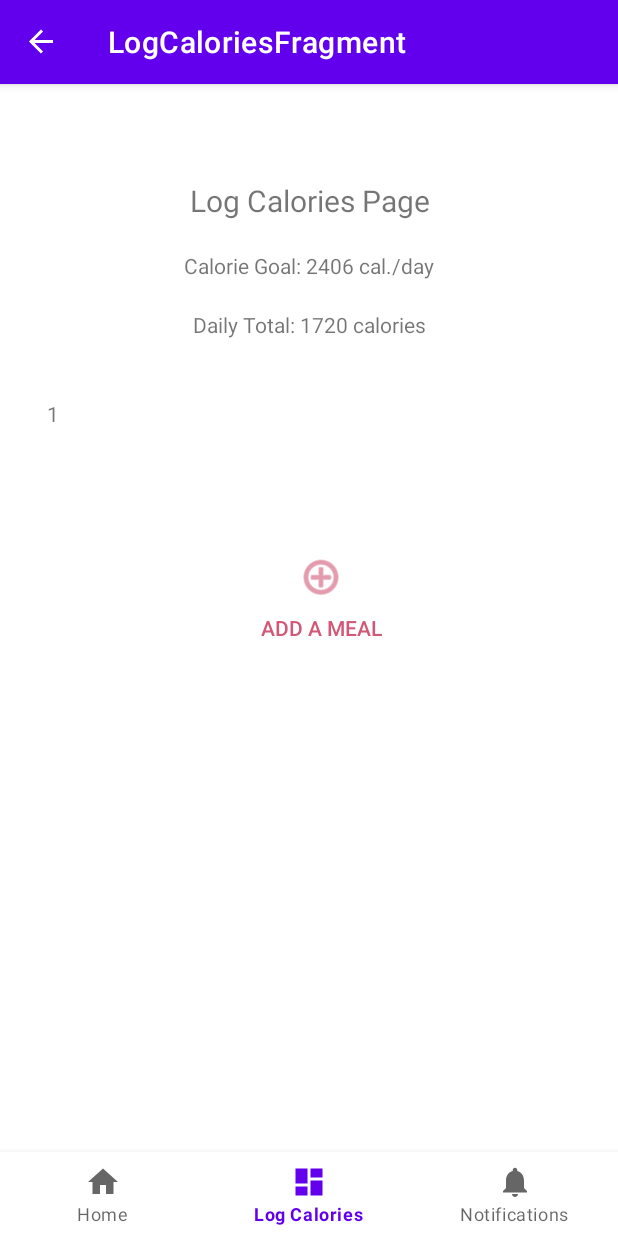
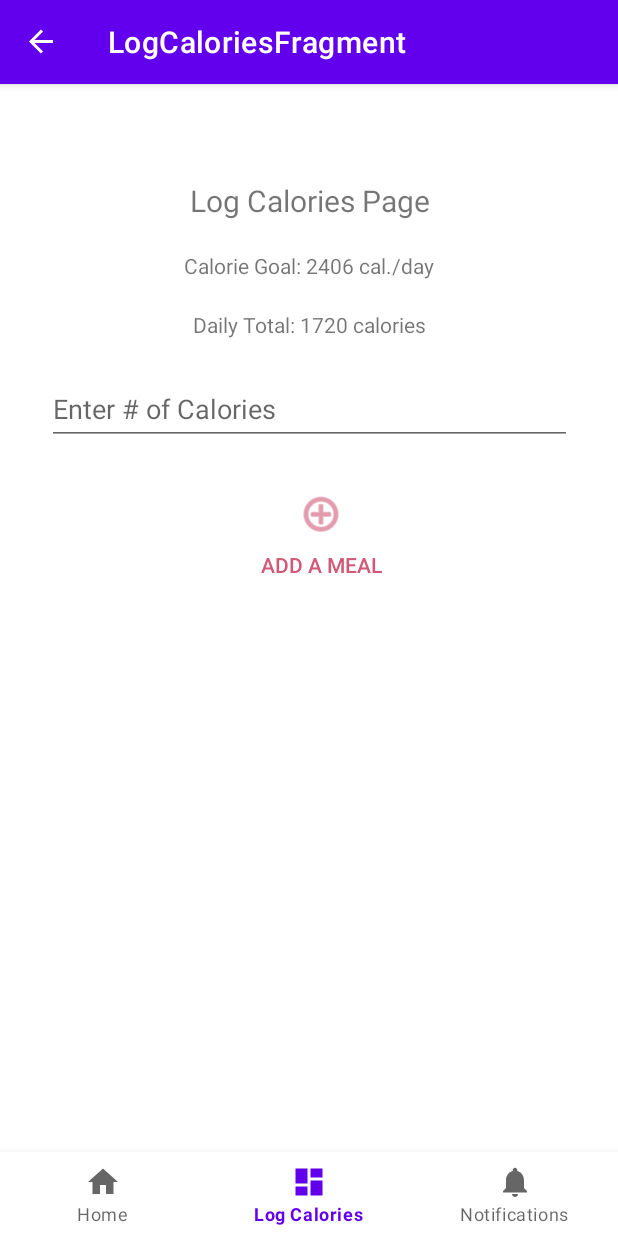
Before and after one commit to cs184-project-group-05/calorie_counter, an Android app: the LogCaloriesFragment screen opened through its navigation route, on a phone screen of 412 x 824 dp. Run offline under Robolectric (Android 15) with nearby library versions, the phone set to English and light mode, and no system bars; our stand-ins replace navigation-ui.

Commit message:
mk - can add meal inputs dynamically
- coudln't get material input styling to work for some reason
- still accepts text input, (need to restrict to numbers only)
- doesn't save total # calories anywhere

```diff
--- a/CalorieCounter/app/src/main/java/edu/ucsb/cs/cs184/caloriecounter/ui/logcalories/LogCalories.kt
+++ b/CalorieCounter/app/src/main/java/edu/ucsb/cs/cs184/caloriecounter/ui/logcalories/LogCalories.kt
@@ -1,14 +1,14 @@
 package edu.ucsb.cs.cs184.caloriecounter.ui.logcalories
 
-import android.app.ActionBar
 import android.os.Bundle
 import android.view.LayoutInflater
 import android.view.View
 import android.view.ViewGroup
-import android.widget.LinearLayout
 import android.widget.TextView
 import androidx.fragment.app.Fragment
 import androidx.lifecycle.ViewModelProvider
+import com.google.android.material.textfield.TextInputEditText
+import com.google.android.material.textfield.TextInputLayout
 import edu.ucsb.cs.cs184.caloriecounter.databinding.LogCaloriesFragmentBinding
 
 class LogCaloriesFragment : Fragment() {
@@ -27,46 +27,27 @@ class LogCaloriesFragment : Fragment() {
         homeViewModel.text.observe(viewLifecycleOwner) {
             textView.text = it
         }
-
-        /* adding meal buttons:
-            view models stores number of buttons
-            add meal input click -> increases number
-            numMealInputs -> liveView calls createMealInputs on change
-            createMealInputs -> creates text inputs and adds to container
-         */
-
+        val numMealInputsInt: Int? = homeViewModel.numMealInputs.value
+        for (i in 1..numMealInputsInt!!) {
+            addNewMealInput()
+        }
         val addMealButton = binding.button
         addMealButton.setOnClickListener{  // increases number of meal inputs by 1
             homeViewModel.addMealInput()
+            addNewMealInput()
         }
+        return root
+    }
 
-        homeViewModel.numMealInputs.observe(viewLifecycleOwner) {
-            // when numMealInputs changes, draw list of inputs
-            // dynamically create text inputs and add to mealButtonsContainer
-
-            val testView: TextView = binding.testNumber
-            testView.text = it.toString()
-
-
-            val mealInputsContainer = binding.linearLayout
-//            val mealInputs = mutableListOf<com.google.android.material.textfield.TextInputLayout>()
-            val numMealInputsInt: Int = it
-            for (i in 1..numMealInputsInt) {
-                val newInput = com.google.android.material.textfield.TextInputLayout(requireActivity())
-                newInput.hint = "Enter # of Calories"
-                newInput.minWidth = 200
-                newInput.minimumHeight = 50
-                val params = LinearLayout.LayoutParams(
-                    LinearLayout.LayoutParams.MATCH_PARENT,
-                    LinearLayout.LayoutParams.MATCH_PARENT
-                )
-                newInput.layoutParams = params
-//                mealInputs.add(newInput)
-                mealInputsContainer.addView(newInput)
-            }
-        }
-
-        return root
+    private fun addNewMealInput() {
+        val mealInputsContainer = binding.linearLayout
+        val newInputLayout = TextInputLayout(requireActivity(),null, com.google.android.material.R.style.Widget_MaterialComponents_TextInputLayout_OutlinedBox)
+        newInputLayout.hint = "Enter # of Calories"
+        newInputLayout.boxBackgroundMode = TextInputLayout.BOX_BACKGROUND_OUTLINE
+        val newInput = TextInputEditText(newInputLayout.context)
+        newInput.setSingleLine()
+        newInputLayout.addView(newInput)
+        mealInputsContainer.addView(newInputLayout)
     }
 
     override fun onDestroyView() {
--- a/CalorieCounter/app/src/main/res/layout/log_calories_fragment.xml
+++ b/CalorieCounter/app/src/main/res/layout/log_calories_fragment.xml
@@ -68,18 +68,6 @@
         app:layout_constraintEnd_toEndOf="parent"
         app:layout_constraintStart_toStartOf="parent"
         app:layout_constraintTop_toBottomOf="@+id/textView3">
-
-        <TextView
-            android:id="@+id/testNumber"
-            android:layout_width="wrap_content"
-            android:layout_height="wrap_content"
-            android:layout_marginTop="20dp"
-            android:layout_marginBottom="20dp"
-            android:text="Number of inputs:"
-            app:layout_constraintEnd_toEndOf="parent"
-            app:layout_constraintStart_toStartOf="parent"
-            app:layout_constraintTop_toBottomOf="@+id/text_log" />
-
     </LinearLayout>
 
 
```
